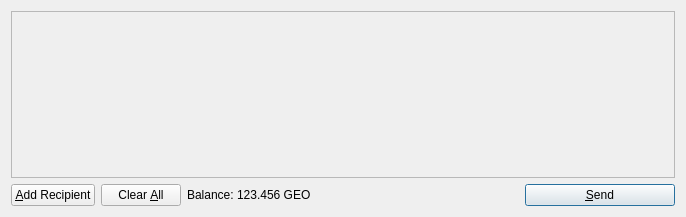
Above: src/qt/forms/sendcoinsdialog.ui from cacaperro/cacaperro before the change. Below: the same form after it.
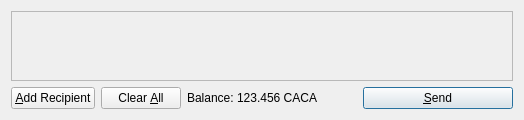
That is the form after the change. Icons and pictures are not drawn.

```diff
--- a/src/qt/forms/sendcoinsdialog.ui
+++ b/src/qt/forms/sendcoinsdialog.ui
@@ -2,7 +2,7 @@
 <ui version="4.0">
  <class>SendCoinsDialog</class>
  <widget class="QDialog" name="SendCoinsDialog">
-  <property name="geometry">
+  <property name="CACAmetry">
    <rect>
     <x>0</x>
     <y>0</y>
@@ -20,7 +20,7 @@
       <bool>true</bool>
      </property>
      <widget class="QWidget" name="scrollAreaWidgetContents">
-      <property name="geometry">
+      <property name="CACAmetry">
        <rect>
         <x>0</x>
         <y>0</y>
@@ -119,7 +119,7 @@
           <cursorShape>IBeamCursor</cursorShape>
          </property>
          <property name="text">
-          <string>123.456 GEO</string>
+          <string>123.456 CACA</string>
          </property>
          <property name="textInteractionFlags">
           <set>Qt::LinksAccessibleByMouse|Qt::TextSelectableByKeyboard|Qt::TextSelectableByMouse</set>
```
